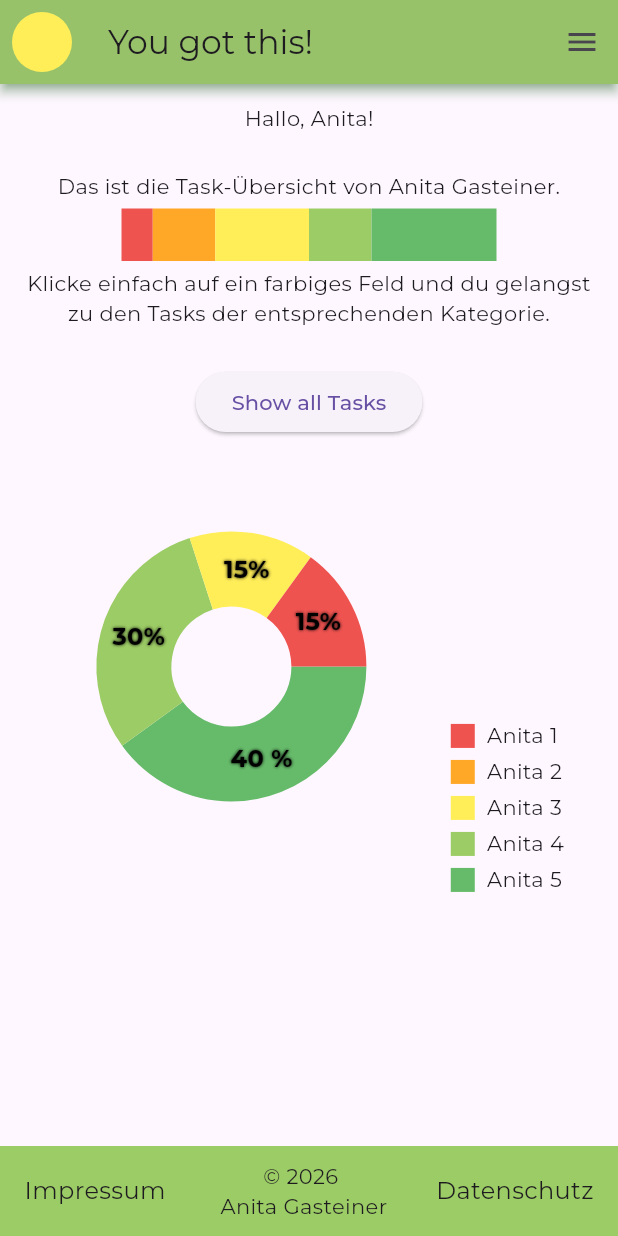
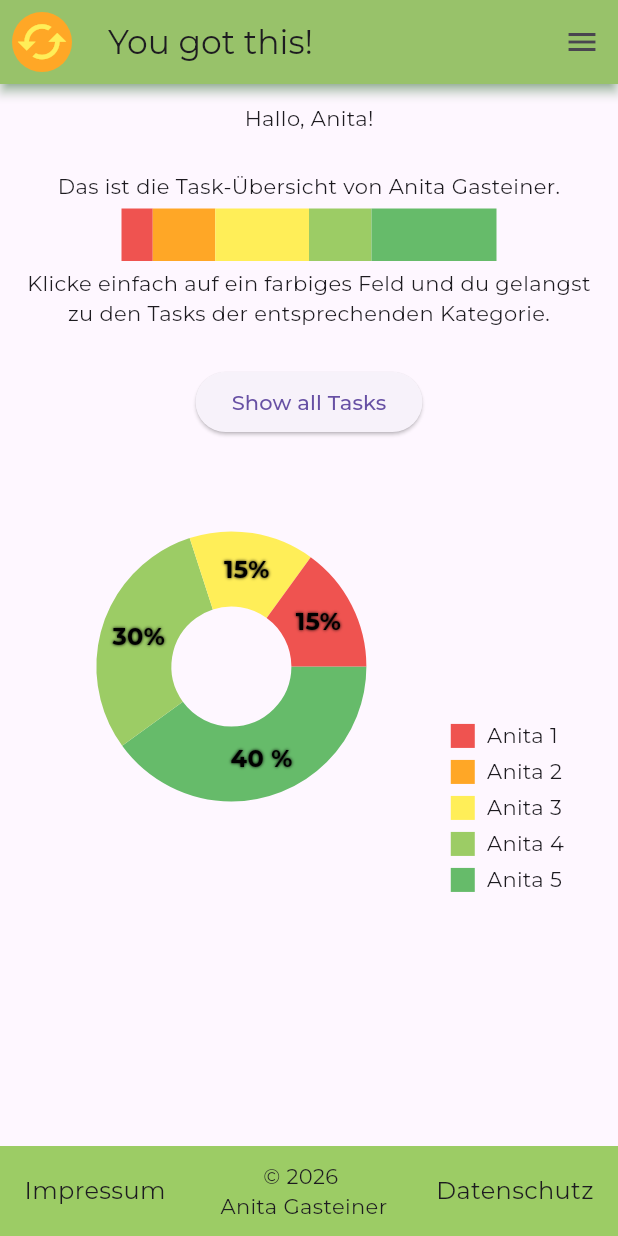
Before and after one commit to anitagasteiner/you-got-this, a Flutter app: the screen it shows after launch, on a phone screen of 412 x 824 dp. Run offline on Flutter 3.47's test engine with Material 3 defaults, Android fonts, the phone set to English and light mode, and no system bars; drawn by our look-alikes of fl_chart.

Commit message:
logo created

```diff
--- a/lib/common/colors.dart
+++ b/lib/common/colors.dart
@@ -3,7 +3,8 @@ import 'package:flutter/material.dart';
 class AppBarColors {
   static final background = Colors.lightGreen[400]!;
   static final shadow = Colors.green[400];
-  static final circle = Colors.yellow[400]!;
+  static final circle = Colors.orange[400]!;
+  static final icon = Colors.yellow[400]!;
 }
 
 class ScaleColors {
--- /dev/null
+++ b/lib/widgets/logo_widget.dart
@@ -0,0 +1,27 @@
+import 'package:flutter/material.dart';
+import '../common/colors.dart';
+import '../common/painting.dart';
+
+class Logo extends StatelessWidget {
+  const Logo({super.key});
+
+  @override
+  Widget build(BuildContext context) {
+    return Stack(
+      alignment: Alignment.center,
+      children: [
+        CustomPaint(
+          size: const Size(100, 100),
+          painter: MyPainting(),
+        ),
+        Icon(
+          Icons.cached,
+          size: 35,
+          color: AppBarColors.icon,
+          semanticLabel: '',
+        ),
+      ],
+    );
+  }
+
+}
--- a/lib/widgets/navbars_widgets.dart
+++ b/lib/widgets/navbars_widgets.dart
@@ -1,6 +1,7 @@
 import 'package:flutter/material.dart';
 import '../common/colors.dart';
 import '../common/painting.dart';
+import 'logo_widget.dart';
 
 
 class AppBarTop extends StatelessWidget implements PreferredSizeWidget {
@@ -12,10 +13,7 @@ class AppBarTop extends StatelessWidget implements PreferredSizeWidget {
       leading: Padding(
         padding: EdgeInsets.all(8.0),
         // child: Image.asset('/images/coffee.png'),
-        child: CustomPaint(
-          size: Size(200, 200),
-          painter: MyPainting(),
-        ),
+        child: const Logo(),
         ),
       title: const Text('You got this!'),
       actions: [
```
